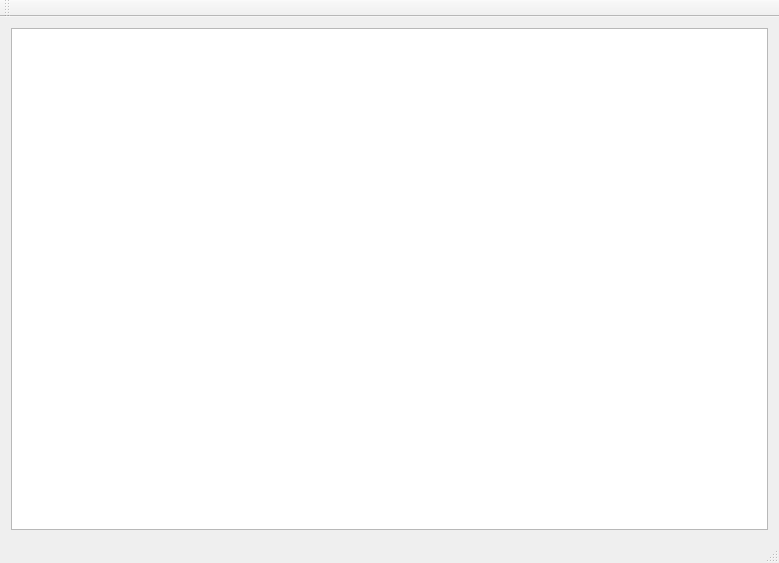
Above: mainwindow.ui from itfray/TLView before the change. Below: the same form after it.
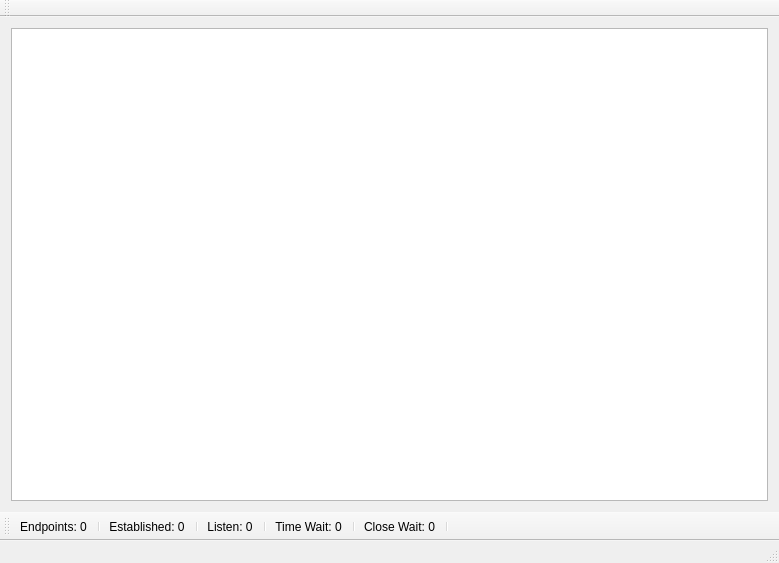
That is the form after the change.

Commit message:
add tool bar to shows number of connections
Replace status bar to tool bar

The edit to the form file:
```diff
--- a/mainwindow.ui
+++ b/mainwindow.ui
@@ -39,6 +39,52 @@
    </attribute>
   </widget>
   <widget class="QStatusBar" name="statusBar"/>
+  <widget class="QToolBar" name="toolBar">
+   <property name="windowTitle">
+    <string>toolBar</string>
+   </property>
+   <attribute name="toolBarArea">
+    <enum>BottomToolBarArea</enum>
+   </attribute>
+   <attribute name="toolBarBreak">
+    <bool>false</bool>
+   </attribute>
+   <addaction name="actionEndpoints"/>
+   <addaction name="separator"/>
+   <addaction name="actionEstablished"/>
+   <addaction name="separator"/>
+   <addaction name="actionListen"/>
+   <addaction name="separator"/>
+   <addaction name="actionTime_Wait"/>
+   <addaction name="separator"/>
+   <addaction name="actionClose_Wait"/>
+   <addaction name="separator"/>
+  </widget>
+  <action name="actionEndpoints">
+   <property name="text">
+    <string>Endpoints: 0</string>
+   </property>
+  </action>
+  <action name="actionEstablished">
+   <property name="text">
+    <string>Established: 0</string>
+   </property>
+  </action>
+  <action name="actionListen">
+   <property name="text">
+    <string>Listen: 0</string>
+   </property>
+  </action>
+  <action name="actionTime_Wait">
+   <property name="text">
+    <string>Time Wait: 0</string>
+   </property>
+  </action>
+  <action name="actionClose_Wait">
+   <property name="text">
+    <string>Close Wait: 0</string>
+   </property>
+  </action>
  </widget>
  <layoutdefault spacing="6" margin="11"/>
  <resources/>
```
The commit also changes 2 other files.
